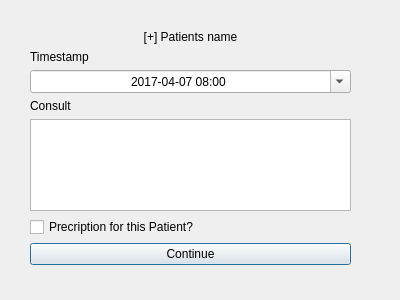
First picture: the form in consultprescript.ui, repository oracle-ryuu/SimpleSerums_radical_redo, before the edit.
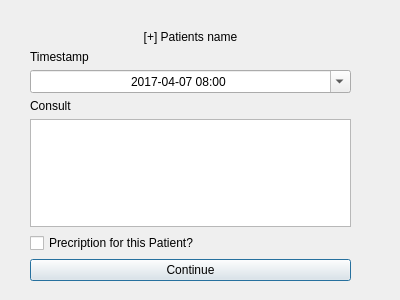
Second picture: the form after the edit. Icons and pictures are not drawn.

Commit message: "bg images"

The edit to the form file:
```diff
--- a/consultprescript.ui
+++ b/consultprescript.ui
@@ -13,13 +13,16 @@
   <property name="windowTitle">
    <string>Dialog</string>
   </property>
+  <property name="styleSheet">
+   <string notr="true">background-image: url(:/bg4/build-SimpleSerum-Desktop_Qt_5_8_0_MSVC2015_64bit-Debug/BG3.png);</string>
+  </property>
   <widget class="QWidget" name="verticalLayoutWidget">
    <property name="geometry">
     <rect>
      <x>30</x>
      <y>30</y>
      <width>321</width>
-     <height>235</height>
+     <height>251</height>
     </rect>
    </property>
    <layout class="QVBoxLayout" name="verticalLayout">
```
The commit also changes 111 other files.
